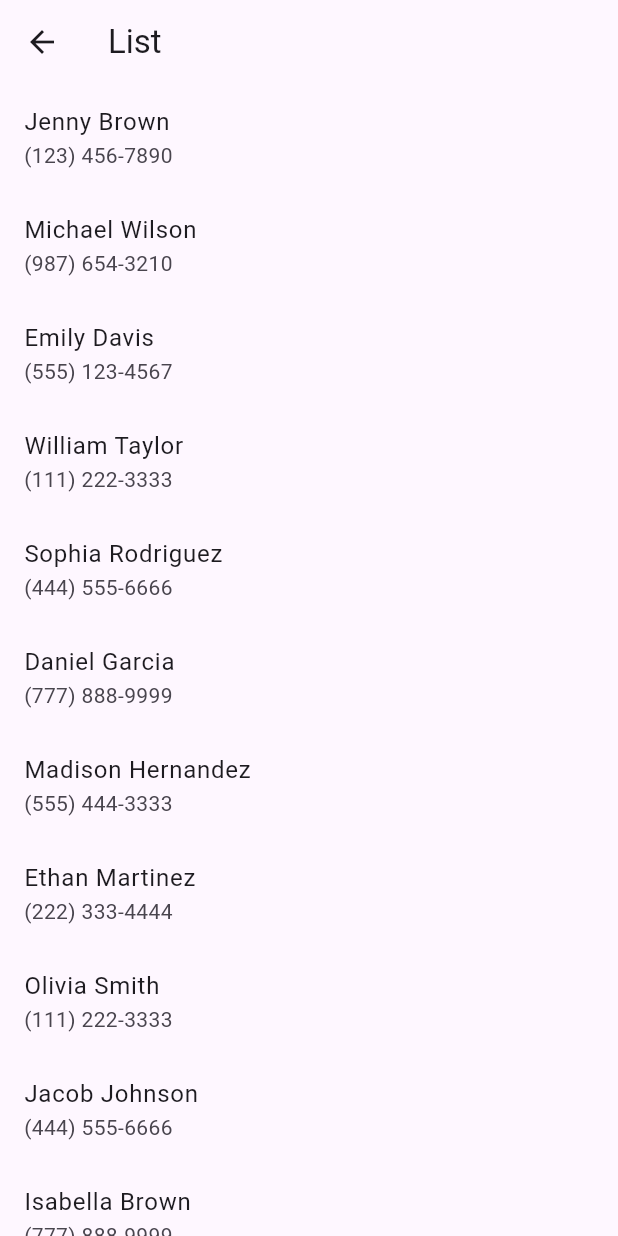
After one commit to duliu3/Flutter_GetX-in-use, a Flutter app: the screen it shows after launch, after a tap on "Simple List", on a phone screen of 412 x 824 dp. The commit adds this screen. Run offline on Flutter 3.47's test engine with Material 2 defaults, Android fonts, the phone set to English and light mode, and no system bars; our stand-ins replace get, logger, qr_flutter.

```diff
--- /dev/null
+++ b/assets/data.json
@@ -0,0 +1,82 @@
+[
+  {
+    "name": "Jenny Brown",
+    "phone": "(123) 456-7890"
+  },
+  {
+    "name": "Michael Wilson",
+    "phone": "(987) 654-3210"
+  },
+  {
+    "name": "Emily Davis",
+    "phone": "(555) 123-4567"
+  },
+  {
+    "name": "William Taylor",
+    "phone": "(111) 222-3333"
+  },
+  {
+    "name": "Sophia Rodriguez",
+    "phone": "(444) 555-6666"
+  },
+  {
+    "name": "Daniel Garcia",
+    "phone": "(777) 888-9999"
+  },
+  {
+    "name": "Madison Hernandez",
+    "phone": "(555) 444-3333"
+  },
+  {
+    "name": "Ethan Martinez",
+    "phone": "(222) 333-4444"
+  },
+  {
+    "name": "Olivia Smith",
+    "phone": "(111) 222-3333"
+  },
+  {
+    "name": "Jacob Johnson",
+    "phone": "(444) 555-6666"
+  },
+  {
+    "name": "Isabella Brown",
+    "phone": "(777) 888-9999"
+  },
+  {
+    "name": "Mason Davis",
+    "phone": "(555) 444-3333"
+  },
+  {
+    "name": "Ava Wilson",
+    "phone": "(222) 333-4444"
+  },
+  {
+    "name": "Noah Taylor",
+    "phone": "(111) 222-3333"
+  },
+  {
+    "name": "Emma Rodriguez",
+    "phone": "(444) 555-6666"
+  },
+  {
+    "name": "Liam Garcia",
+    "phone": "(777) 888-9999"
+  },
+  {
+    "name": "Abigail Hernandez",
+    "phone": "(555) 444-3333"
+  },
+  {
+    "name": "Lucas Martinez",
+    "phone": "(222) 333-4444"
+  },
+  {
+    "name": "Elizabeth Smith",
+    "phone": "(111) 222-3333"
+  },
+  {
+    "name": "Alexander Johnson",
+    "phone": "(444) 555-6666"
+  }
+]
--- a/lib/binding.dart
+++ b/lib/binding.dart
@@ -1,4 +1,5 @@
 import 'package:flutter_getx_in_use/features/features_controller.dart';
+import 'package:flutter_getx_in_use/list/simple_list_controller.dart';
 import 'package:flutter_getx_in_use/main_controller.dart';
 import 'package:flutter_getx_in_use/state/state_controller.dart';
 import 'package:get/get.dart';
@@ -13,5 +14,6 @@ class HomeBinding extends Bindings {
     Get.lazyPut<MainController>(() => MainController());
     Get.lazyPut<FeaturesController>(() => FeaturesController());
     Get.lazyPut<StateController>(() => StateController());
+    Get.lazyPut<ListController>(() => ListController());
   }
 }
--- a/lib/features/features_page.dart
+++ b/lib/features/features_page.dart
@@ -1,5 +1,10 @@
 import 'package:flutter/cupertino.dart';
 import 'package:flutter/material.dart';
+import 'package:flutter_getx_in_use/channel_page.dart';
+import 'package:flutter_getx_in_use/features/features_controller.dart';
+import 'package:flutter_getx_in_use/list/simple_list.dart';
+import 'package:flutter_getx_in_use/main_controller.dart';
+import 'package:flutter_getx_in_use/state/state_controller.dart';
 import 'package:get/get.dart';
 import 'package:get/get_core/src/get_main.dart';
 import '../page.dart';
@@ -14,11 +19,13 @@ class FeaturesPage extends StatelessWidget {
 
   @override
   Widget build(BuildContext context) {
+    return GetBuilder(
+      builder: (FeaturesController controller) {
         return Scaffold(
           body: Center(
             child: Column(
               children: [
-            SizedBox(height: 30),
+                SizedBox(height: 10),
                 ElevatedButton(
                   onPressed: () {
                     // Way 1
@@ -45,12 +52,28 @@ class FeaturesPage extends StatelessWidget {
                   onPressed: () {
                     Get.to(() => WebSocketPage(url: 'wss://'));
                   },
-              child: Text('Go Websocket'),
+                  child: Text('Websocket'),
+                ),
+
+                ElevatedButton(
+                  onPressed: () {
+                    Get.to(() => ListPage());
+                  },
+                  child: Text('Simple List'),
+                ),
+
+                ElevatedButton(
+                  onPressed: () {
+                    Get.to(() => ChannelPage());
+                  },
+                  child: Text('Native Channel'),
                 ),
               ],
             ),
           ),
         );
+      },
+    );
   }
 
 }
--- /dev/null
+++ b/lib/list/simple_list.dart
@@ -0,0 +1,52 @@
+/// @author Alex
+/// @date 2023/7/31
+/// @Description:
+import 'dart:convert';
+import 'package:flutter/material.dart';
+import 'package:flutter_getx_in_use/list/simple_list_controller.dart';
+import 'package:get/get.dart';
+
+class ListPage extends StatefulWidget {
+  @override
+  _ListPageState createState() => _ListPageState();
+}
+
+class _ListPageState extends State<ListPage> {
+  ListController controller = Get.put(ListController());
+
+  @override
+  void initState() {
+    super.initState();
+    _loadData();
+  }
+
+  Future<void> _loadData() async {
+    String jsonString = await DefaultAssetBundle.of(context)
+        .loadString('assets/data.json');
+      controller.nameList.value = RxList<dynamic>(json.decode(jsonString));
+  }
+
+  @override
+  Widget build(BuildContext context) {
+    return GetBuilder(
+      builder: (ListController controller) {
+        return Scaffold(
+          appBar: AppBar(
+            title: Text('List'),
+          ),
+          body: Obx(
+            () => ListView.builder(
+              itemCount: controller.nameList.length,
+              itemBuilder: (BuildContext context, int index) {
+                return ListTile(
+                  title: Text(controller.nameList[index]['name']?? "a"),
+                  subtitle: Text(controller.nameList[index]['phone']?? "0"),
+                );
+              },
+            ),
+          ),
+        );
+      },
+    );
+  }
+}
--- /dev/null
+++ b/lib/list/simple_list_controller.dart
@@ -0,0 +1,9 @@
+import 'package:flutter/cupertino.dart';
+import 'package:get/get.dart';
+
+/// @author Alex
+/// @date 2023/7/31
+/// @Description:
+class ListController extends GetxController {
+  var nameList = [].obs;
+}
--- a/lib/user/user_page.dart
+++ b/lib/user/user_page.dart
@@ -3,6 +3,7 @@ import 'package:flutter/material.dart';
 import 'package:flutter_getx_in_use/state/state_controller.dart';
 import 'package:get/get.dart';
 import 'package:get/get_core/src/get_main.dart';
+import 'package:qr_flutter/qr_flutter.dart';
 import '../page.dart';
 import '../state/state.dart';
 import '../websocket_control.dart';
@@ -28,6 +29,11 @@ class UserPage extends StatelessWidget {
                   },
                   child: Text('ALEX Fortune: ${controller.deposit}'),
                 ),
+                QrImageView(
+                  data: '1234567890',
+                  version: QrVersions.auto,
+                  size: 200.0,
+                ),
               ],
             ),
           ),
--- a/pubspec.yaml
+++ b/pubspec.yaml
@@ -36,6 +36,8 @@ dependencies:
   # Use with the CupertinoIcons class for iOS style icons.
   cupertino_icons: ^1.0.2
   get: ^4.6.5
+  qr_flutter: ^4.1.0
+  logger: ^2.0.1
 
 dev_dependencies:
   flutter_test:
@@ -58,6 +60,9 @@ flutter:
   # included with your application, so that you can use the icons in
   # the material Icons class.
   uses-material-design: true
+
+  assets:
+    - assets/data.json
 
   # To add assets to your application, add an assets section, like this:
   # assets:
```
Also changed, not shown: lib/channel_page.dart (added, +82 -0 lines), pubspec.lock, 2 other files. Lines whose indentation alone changed are shown as unchanged.
